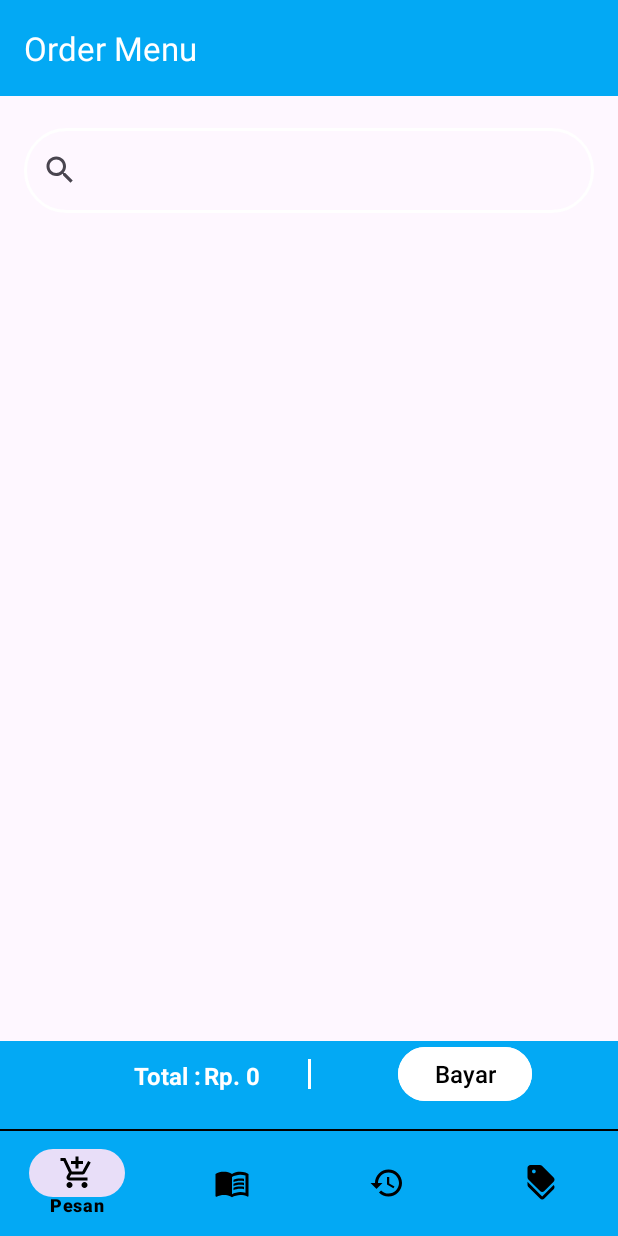
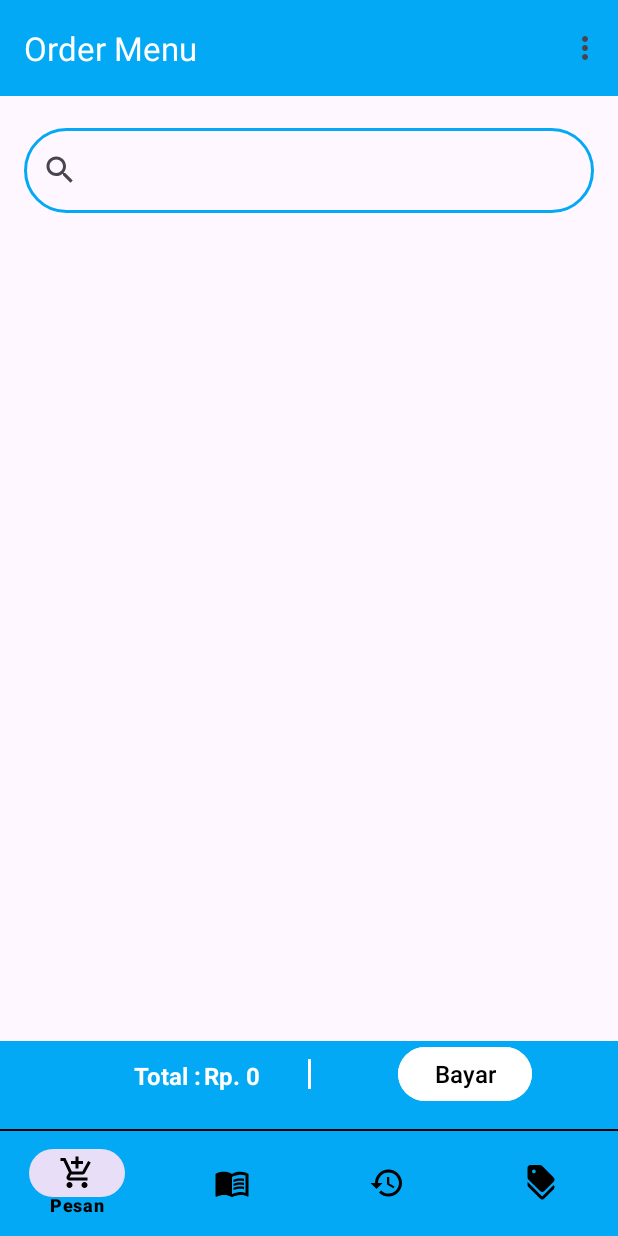
Before and after one commit to zaidazzam/Kasiran-App-, an Android app: the MainActivity screen opened directly, with no data from a screen before it, on a phone screen of 412 x 824 dp. Run offline under Robolectric (Android 15) with nearby library versions, the phone set to English and light mode, and no system bars; our stand-ins replace navigation-ui; Roboto replaces fonts that are not available here.

Commit message:
Make logout feature

```diff
--- /dev/null
+++ b/app/src/main/res/drawable/baseline_logout_24.xml
@@ -0,0 +1,5 @@
+<vector xmlns:android="http://schemas.android.com/apk/res/android" android:autoMirrored="true" android:height="24dp" android:tint="#000000" android:viewportHeight="24" android:viewportWidth="24" android:width="24dp">
+
+    <path android:fillColor="@android:color/white" android:pathData="M17,7l-1.41,1.41L18.17,11H8v2h10.17l-2.58,2.58L17,17l5,-5zM4,5h8V3H4c-1.1,0 -2,0.9 -2,2v14c0,1.1 0.9,2 2,2h8v-2H4V5z"/>
+
+</vector>
--- /dev/null
+++ b/app/src/main/res/menu/app_bar_menu.xml
@@ -0,0 +1,11 @@
+<?xml version="1.0" encoding="utf-8"?>
+<menu xmlns:app="http://schemas.android.com/apk/res-auto"
+    xmlns:android="http://schemas.android.com/apk/res/android">
+
+    <item
+        android:id="@+id/action_logout"
+        android:title="@string/action_logout"
+        android:icon="@drawable/baseline_logout_24"
+        app:showAsAction="never"/>
+
+</menu>
--- a/app/src/main/res/values/strings.xml
+++ b/app/src/main/res/values/strings.xml
@@ -55,6 +55,7 @@
     <string name="tanggal">2024-01-07</string>
     <string name="qty_confirm">x%1$s</string>
     <string name="total_price">Rp.%1$s</string>
+    <string name="action_logout">Logout</string>
     <string-array name="tipe_options">
         <item>unit_stock</item>
         <item>daily_stock</item>
--- a/app/src/main/res/values/themes.xml
+++ b/app/src/main/res/values/themes.xml
@@ -1,7 +1,7 @@
 <resources xmlns:tools="http://schemas.android.com/tools">
     <!-- Base application theme. -->
     <style name="Base.Theme.Kasiran" parent="Theme.Material3.Light.NoActionBar">
-        <item name="colorPrimary">@color/white</item>
+        <item name="colorPrimary">@color/utama</item>
         <item name="colorPrimaryVariant">@color/black</item>
         <item name="colorOnPrimary">@color/white</item>
         <!-- Secondary brand color. -->
```
Also changed, not shown: app/src/main/java/com/bdi/kasiran/MainActivity.kt (+40 -0 lines).
